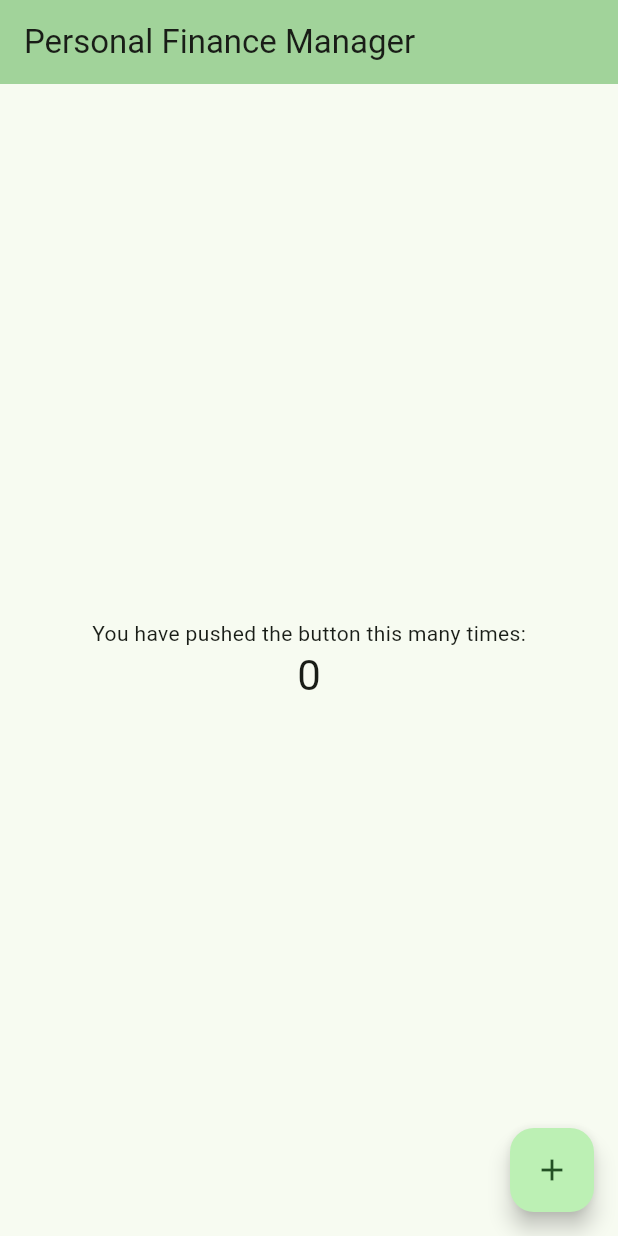
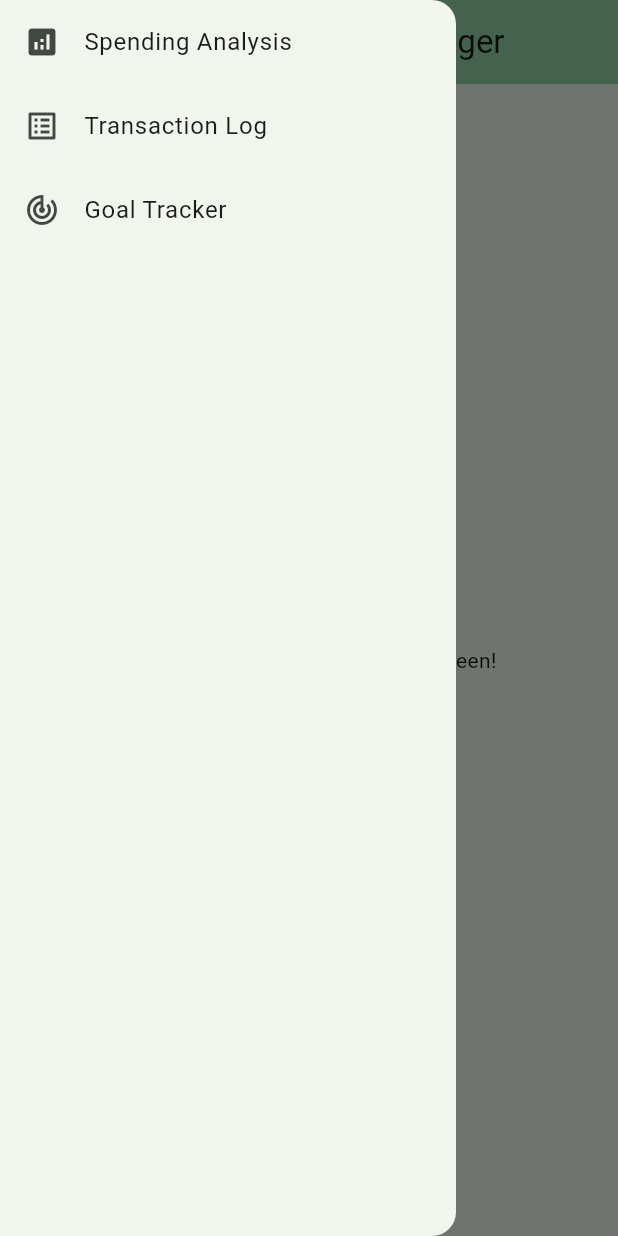
Before and after one commit to PhiGsu/personal_finance_manager, a Flutter app: the screen it shows after launch, with the side drawer open (before the commit the screen has no drawer), on a phone screen of 412 x 824 dp. Run offline on Flutter 3.47's test engine with Material 3 defaults, Android fonts, the phone set to English and light mode, and no system bars; our stand-ins replace sqflite; accounts and stored records are empty.

Commit message:
Create screens and navigation menu - Created reusable appbar and drawer - Added default categories to database

```diff
--- a/lib/main.dart
+++ b/lib/main.dart
@@ -1,4 +1,7 @@
 import 'package:flutter/material.dart';
+import 'package:personal_finance_manager/screens/spending_analysis_screen.dart';
+import 'package:personal_finance_manager/screens/transaction_log_screen.dart';
+import 'package:personal_finance_manager/screens/goal_tracker_screen.dart';
 
 void main() {
   runApp(const MyApp());
@@ -12,55 +15,80 @@ class MyApp extends StatelessWidget {
     return MaterialApp(
       title: 'Personal Finance Manager',
       theme: ThemeData(
-        colorScheme: ColorScheme.fromSeed(seedColor: Colors.green),
+        colorScheme: ColorScheme.fromSeed(seedColor: Color(0xFFA3BFA8)),
         useMaterial3: true,
       ),
-      home: const MyHomePage(),
+      home: const SpendingAnalysisScreen(),
     );
   }
 }
 
-class MyHomePage extends StatefulWidget {
-  const MyHomePage({super.key});
+// Appbar to be used across all screens
+class FinanceMangerAppBar extends StatelessWidget
+    implements PreferredSizeWidget {
+  const FinanceMangerAppBar({super.key});
 
   @override
-  State<MyHomePage> createState() => _MyHomePageState();
-}
-
-class _MyHomePageState extends State<MyHomePage> {
-  int _counter = 0;
-
-  void _incrementCounter() {
-    setState(() {
-      _counter++;
-    });
-  }
+  Size get preferredSize => Size.fromHeight(kToolbarHeight);
 
   @override
   Widget build(BuildContext context) {
-    return Scaffold(
-      appBar: AppBar(
+    return AppBar(
       backgroundColor: Theme.of(context).colorScheme.inversePrimary,
       title: Text('Personal Finance Manager'),
+      centerTitle: true,
+      leading: IconButton(
+          onPressed: () {
+            Scaffold.of(context).openDrawer();
+          },
+          icon: const Icon(Icons.menu)),
+    );
+  }
+}
+
+// Hamburger menu navigation items to be used across all screens
+class FinanceMangerAppDrawer extends StatelessWidget {
+  const FinanceMangerAppDrawer({super.key});
+
+  @override
+  Widget build(BuildContext context) {
+    return Drawer(
+      child: ListView(
+        children: [
+          ListTile(
+            leading: Icon(Icons.analytics),
+            title: const Text('Spending Analysis'),
+            onTap: () {
+              Navigator.pop(context);
+              Navigator.push(
+                  context,
+                  MaterialPageRoute(
+                      builder: (context) => SpendingAnalysisScreen()));
+            },
           ),
-      body: Center(
-        child: Column(
-          mainAxisAlignment: MainAxisAlignment.center,
-          children: <Widget>[
-            const Text(
-              'You have pushed the button this many times:',
+          ListTile(
+            leading: Icon(Icons.list_alt),
+            title: const Text('Transaction Log'),
+            onTap: () {
+              Navigator.pop(context);
+              Navigator.push(
+                  context,
+                  MaterialPageRoute(
+                      builder: (context) => TransactionLogScreen()));
+            },
           ),
-            Text(
-              '$_counter',
-              style: Theme.of(context).textTheme.headlineMedium,
+          ListTile(
+            leading: Icon(Icons.track_changes),
+            title: const Text('Goal Tracker'),
+            onTap: () {
+              Navigator.pop(context);
+              Navigator.push(
+                  context,
+                  MaterialPageRoute(
+                      builder: (context) => GoalTrackerScreen()));
+            },
           ),
         ],
-        ),
-      ),
-      floatingActionButton: FloatingActionButton(
-        onPressed: _incrementCounter,
-        tooltip: 'Increment',
-        child: const Icon(Icons.add),
       ),
     );
   }
--- /dev/null
+++ b/lib/screens/spending_analysis_screen.dart
@@ -0,0 +1,17 @@
+import 'package:flutter/material.dart';
+import 'package:personal_finance_manager/main.dart';
+
+class SpendingAnalysisScreen extends StatelessWidget {
+  const SpendingAnalysisScreen({super.key});
+
+  @override
+  Widget build(BuildContext context) {
+    return Scaffold(
+      appBar: const FinanceMangerAppBar(),
+      drawer: const FinanceMangerAppDrawer(),
+      body: Center(
+        child: const Text('Welcome to Spending Analysis Screen!'),
+      ),
+    );
+  }
+}
```
Also changed, not shown: lib/database.dart (+11 -0 lines), lib/screens/goal_tracker_screen.dart (added, +17 -0 lines), lib/screens/transaction_log_screen.dart (added, +22 -0 lines). Lines whose indentation alone changed are shown as unchanged.
